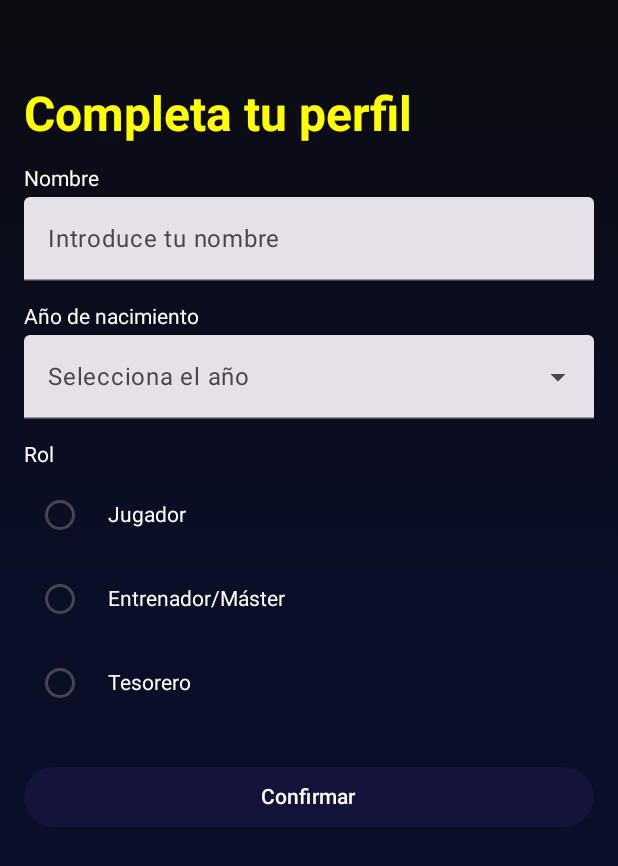
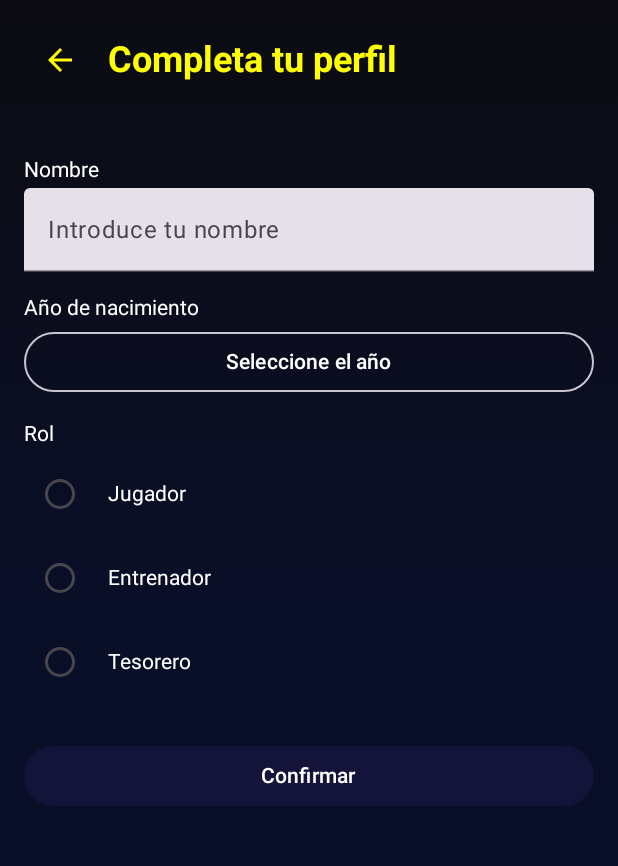
Before and after one commit to rubenagas/M13-grupo11, an Android app built with Jetpack Compose: the @Preview function RolPantallaPreview, on a phone screen of 412 x 824 dp. Shown: the top 866 px of the screen. Run offline under Robolectric (Android 15) with nearby library versions, the phone set to English and light mode, and no system bars.

```diff
--- a/app/src/main/java/com/example/firebase/presentacion/autentificacion/RolPantalla.kt
+++ b/app/src/main/java/com/example/firebase/presentacion/autentificacion/RolPantalla.kt
@@ -3,9 +3,11 @@ package com.example.firebase.presentacion.autentificacion
 import android.widget.Toast
 import androidx.compose.foundation.background
 import androidx.compose.foundation.layout.*
+import androidx.compose.foundation.rememberScrollState
+import androidx.compose.foundation.verticalScroll
+import androidx.compose.material.icons.Icons
+import androidx.compose.material.icons.filled.ArrowBack
 import androidx.compose.material3.*
-import androidx.compose.material3.ExposedDropdownMenuBox
-import androidx.compose.material3.ExposedDropdownMenuDefaults
 import androidx.compose.material3.DropdownMenuItem
 import androidx.compose.runtime.*
 import androidx.compose.ui.Alignment
@@ -30,16 +32,14 @@ import com.example.firebase.data.AuthService
 import com.example.firebase.data.firebase.FirestoreService
 import com.example.firebase.data.modelo.Usuario
 
-
-
 @Composable
 fun RolPantalla(navController: NavHostController, isPreview: Boolean = false) {
     val context = if (!isPreview) LocalContext.current else null
 
     var nombre by remember { mutableStateOf("") }
-    var anioNacimiento by remember { mutableStateOf<String?>(null) }
+    var anNacimiento by remember { mutableStateOf<String?>(null) }
     var rolSeleccionado by remember { mutableStateOf<String?>(null) }
-    var errorMessage by remember { mutableStateOf<String?>(null) }
+    var mensajeError by remember { mutableStateOf<String?>(null) }
 
     BoxWithConstraints(
         modifier = Modifier
@@ -53,29 +53,42 @@ fun RolPantalla(navController: NavHostController, isPreview: Boolean = false) {
             )
     ) {
         val screenHeight = maxHeight
+        val scrollState = rememberScrollState()
 
         Column(
             modifier = Modifier
                 .fillMaxSize()
+                .verticalScroll(scrollState)
                 .padding(16.dp)
         ) {
+            // Título + botón atrás
+            Row(
+                verticalAlignment = Alignment.CenterVertically,
+                modifier = Modifier.fillMaxWidth()
+            ) {
+                IconButton(onClick = { navController.popBackStack() }) {
+                    Icon(
+                        imageVector = Icons.Default.ArrowBack,
+                        contentDescription = "Volver",
+                        tint = Yellow
+                    )
+                }
+                Spacer(modifier = Modifier.width(8.dp))
+                Text(
+                    text = "Completa tu perfil",
+                    fontSize = 24.sp,
+                    fontWeight = FontWeight.Bold,
+                    color = Yellow
+                )
+            }
+
             Spacer(modifier = Modifier.height(screenHeight * 0.05f))
 
-            Text(
-                text = "Completa tu perfil",
-                fontSize = 32.sp,
-                fontWeight = FontWeight.Bold,
-                color = Yellow,
-                modifier = Modifier.align(Alignment.Start)
-            )
+            TextoNombre(nombre) { nombre = it }
 
             Spacer(modifier = Modifier.height(16.dp))
 
-            CampoTextoNombre(nombre) { nombre = it }
-
-            Spacer(modifier = Modifier.height(16.dp))
-
-            DropdownAnoNacimiento(anioNacimiento) { anioNacimiento = it }
+            Nacimiento(anNacimiento) { anNacimiento = it }
 
             Spacer(modifier = Modifier.height(16.dp))
 
@@ -87,12 +100,12 @@ fun RolPantalla(navController: NavHostController, isPreview: Boolean = false) {
                 onClick = {
                     val user = AuthService.usuarioActual()
                     if (user == null) {
-                        errorMessage = "No se encontró el usuario autenticado"
+                        mensajeError = "No se ha encontrado a el usuario autenticado"
                         return@Button
                     }
 
-                    if (nombre.isBlank() || anioNacimiento.isNullOrBlank() || rolSeleccionado.isNullOrBlank()) {
-                        errorMessage = "Por favor completa todos los campos"
+                    if (nombre.isBlank() || anNacimiento.isNullOrBlank() || rolSeleccionado.isNullOrBlank()) {
+                        mensajeError = "Por favor, complete todos los campos"
                         return@Button
                     }
 
@@ -101,17 +114,17 @@ fun RolPantalla(navController: NavHostController, isPreview: Boolean = false) {
                         nombre = nombre,
                         correo = user.email ?: "",
                         rol = rolSeleccionado!!,
-                        anioNacimiento = anioNacimiento!!
+                        anioNacimiento = anNacimiento!!
                     )
 
                     FirestoreService.guardarUsuario(
                         usuario,
                         onSuccess = {
-                            Toast.makeText(context, "Perfil guardado con éxito", Toast.LENGTH_SHORT).show()
+                            Toast.makeText(context, "El perfil se ha guardado con éxito", Toast.LENGTH_SHORT).show()
                             navController.navigate("perfil")
                         },
                         onError = {
-                            errorMessage = "Error al guardar el perfil: ${it.message}"
+                            mensajeError = "Error al guardar el perfil: ${it.message}"
                         }
                     )
                 },
@@ -123,19 +136,21 @@ fun RolPantalla(navController: NavHostController, isPreview: Boolean = false) {
 
             Spacer(modifier = Modifier.height(8.dp))
 
-            errorMessage?.let {
+            mensajeError?.let {
                 Text(
                     text = it,
                     color = MaterialTheme.colorScheme.error,
                     modifier = Modifier.align(Alignment.CenterHorizontally)
                 )
             }
+
+            Spacer(modifier = Modifier.height(24.dp))
         }
     }
 }
 
 @Composable
-fun CampoTextoNombre(nombre: String, onCambio: (String) -> Unit) {
+fun TextoNombre(nombre: String, onCambio: (String) -> Unit) {
     Text(text = "Nombre", color = Color.White)
     Spacer(modifier = Modifier.height(4.dp))
     TextField(
@@ -146,41 +161,33 @@ fun CampoTextoNombre(nombre: String, onCambio: (String) -> Unit) {
     )
 }
 
-@OptIn(ExperimentalMaterial3Api::class)
 @Composable
-fun DropdownAnoNacimiento(anioSeleccionado: String?, onSeleccion: (String) -> Unit) {
-    var expanded by remember { mutableStateOf(false) }
-    val anios = (2025 downTo 1920).map { it.toString() }
+fun Nacimiento(anioSelc: String?, onSeleccion: (String) -> Unit) {
+    var xpan by remember { mutableStateOf(false) }
+    val anios = (2025 downTo 1940).map { it.toString() }
+    val selected = anioSelc ?: "Seleccione el año"
 
     Text(text = "Año de nacimiento", color = Color.White)
     Spacer(modifier = Modifier.height(4.dp))
 
-    ExposedDropdownMenuBox(
-        expanded = expanded,
-        onExpandedChange = { expanded = !expanded }
-    ) {
-        TextField(
-            value = anioSeleccionado ?: "",
-            onValueChange = {},
-            readOnly = true,
-            placeholder = { Text("Selecciona el año") },
-            modifier = Modifier
-                .fillMaxWidth()
-                .menuAnchor(),
-            trailingIcon = { ExposedDropdownMenuDefaults.TrailingIcon(expanded) },
-            colors = ExposedDropdownMenuDefaults.textFieldColors()
-        )
+    Box {
+        OutlinedButton(
+            onClick = { xpan = true },
+            modifier = Modifier.fillMaxWidth()
+        ) {
+            Text(selected, color = Color.White)
+        }
 
-        ExposedDropdownMenu(
-            expanded = expanded,
-            onDismissRequest = { expanded = false }
+        DropdownMenu(
+            expanded = xpan,
+            onDismissRequest = { xpan = false }
         ) {
             anios.forEach { anio ->
                 DropdownMenuItem(
                     text = { Text(anio) },
                     onClick = {
                         onSeleccion(anio)
-                        expanded = false
+                        xpan = false
                     }
                 )
             }
@@ -192,7 +199,7 @@ fun DropdownAnoNacimiento(anioSeleccionado: String?, onSeleccion: (String) -> Un
 fun SeleccionRol(rolSeleccionado: String?, onRolSeleccionado: (String) -> Unit) {
     Text(text = "Rol", color = Color.White)
     Spacer(modifier = Modifier.height(4.dp))
-    val roles = listOf("Jugador", "Entrenador/Máster", "Tesorero")
+    val roles = listOf("Jugador", "Entrenador", "Tesorero")
     roles.forEach { rol ->
         Row(
             verticalAlignment = Alignment.CenterVertically,
@@ -213,7 +220,7 @@ fun SeleccionRol(rolSeleccionado: String?, onRolSeleccionado: (String) -> Unit)
     }
 }
 
-@PreviewFontScale
+//@PreviewFontScale
 @PreviewScreenSizes
 @Preview(showBackground = true)
 @Composable
--- a/app/src/main/res/values/strings.xml
+++ b/app/src/main/res/values/strings.xml
@@ -1,3 +1,5 @@
 <resources>
     <string name="app_name">firebase</string>
+    <!-- esto al gitignore porque son claves de seguridad-->
+    <string name="android_cliente" >286765402618-os9i9inpsbqiarlggsak0vns2bmudesr.apps.googleusercontent.com</string>
 </resources>
--- a/gradle/libs.versions.toml
+++ b/gradle/libs.versions.toml
@@ -1,6 +1,8 @@
 [versions]
 
 agp = "8.9.3"
+credentials = "1.5.0"
+googleid = "1.1.1"
 kotlin = "2.0.21"
 coreKtx = "1.16.0"
 junit = "4.13.2"
@@ -20,6 +22,9 @@ navigationComposeAndroid = "2.9.0"
 
 [libraries]
 androidx-core-ktx = { group = "androidx.core", name = "core-ktx", version.ref = "coreKtx" }
+androidx-credentials = { module = "androidx.credentials:credentials", version.ref = "credentials" }
+androidx-credentials-play-services-auth = { module = "androidx.credentials:credentials-play-services-auth", version.ref = "credentials" }
+googleid = { module = "com.google.android.libraries.identity.googleid:googleid", version.ref = "googleid" }
 junit = { group = "junit", name = "junit", version.ref = "junit" }
 androidx-junit = { group = "androidx.test.ext", name = "junit", version.ref = "junitVersion" }
 androidx-espresso-core = { group = "androidx.test.espresso", name = "espresso-core", version.ref = "espressoCore" }
```
Also changed, not shown: app/build.gradle.kts (+7 -4 lines), app/src/main/java/com/example/firebase/MainActivity.kt (+13 -3 lines), app/src/main/java/com/example/firebase/Navegacion.kt (+10 -9 lines), app/src/main/java/com/example/firebase/data/firebase/AuthServices.kt (+172 -39 lines), app/src/main/java/com/example/firebase/presentacion/autentificacion/LoginPantalla.kt (+65 -30 lines), app/src/main/java/com/example/firebase/presentacion/autentificacion/RecuperarPantalla.kt (+83 -35 lines), app/src/main/java/com/example/firebase/presentacion/autentificacion/RegistroPantalla.kt (+37 -18 lines), app/src/main/java/com/example/firebase/presentacion/inicio/InicioPantalla.kt (+31 -5 lines), 717 other files.
